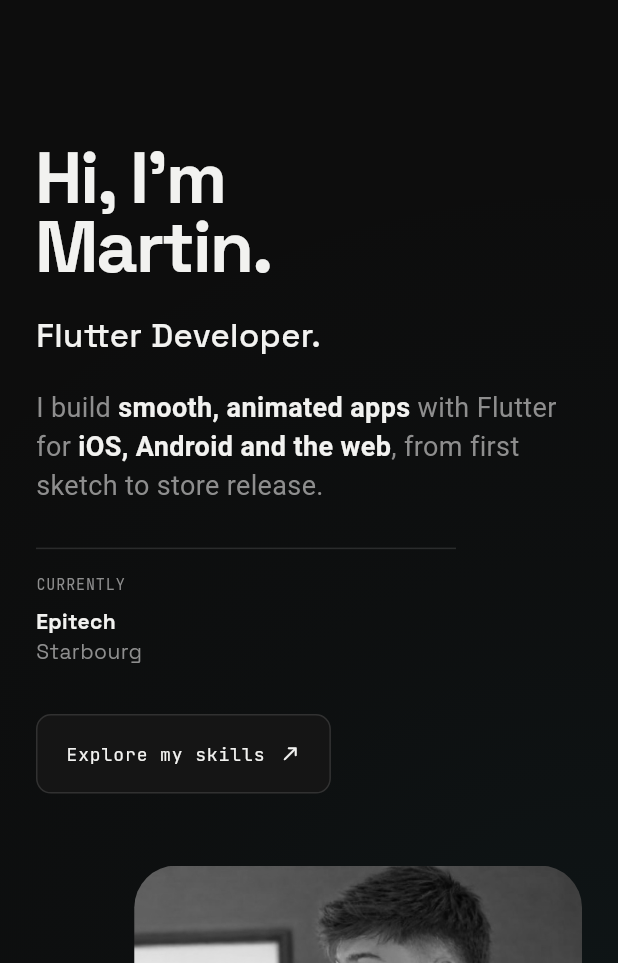
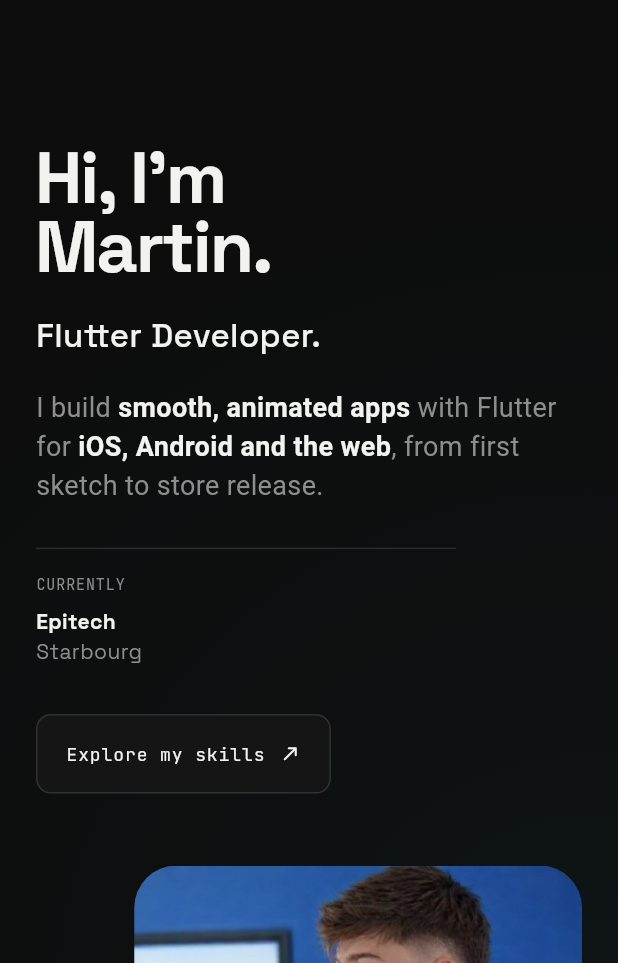
Before and after one commit to MartinVermel/interactive_resume, a Flutter app: the screen it shows after launch, scrolled down 576 dp, on a phone screen of 412 x 824 dp, the part 273-1236 px from its top. Run offline on Flutter 3.47's test engine with Material 3 defaults, Android fonts, the phone set to English and light mode, and no system bars; drawn by our look-alikes of flutter_animate; our stand-ins replace material_ui.

Commit message:
Show both hero pictures in color, wider small crop
Co-Authored-By: Claude Opus 5.5 <noreply@anthropic.com>

```diff
--- a/lib/data/profile.dart
+++ b/lib/data/profile.dart
@@ -20,7 +20,7 @@ class Profile {
   static const currentlyLine2 = 'Starbourg';
 
   /// Drop your pictures in assets/images/ with these names (or change paths).
-  /// They are shown in black & white, in color on hover.
+  /// Shown in full color.
   static const heroImage = 'assets/images/hero_main.jpg'; // big, right
   static const heroSmallImage =
       'assets/images/hero_small.jpg'; // small, bottom-left
--- a/lib/widgets/hero_section.dart
+++ b/lib/widgets/hero_section.dart
@@ -4,7 +4,7 @@ import 'package:material_ui/material_ui.dart';
 import '../data/profile.dart';
 import '../theme.dart';
 
-/// "Hi, I'm Name." on the left, big B&W picture on the right,
+/// "Hi, I'm Name." on the left, big picture on the right,
 /// smaller picture overlapping its bottom-left corner.
 class HeroSection extends StatelessWidget {
   const HeroSection({super.key, this.onCtaPressed});
@@ -192,7 +192,6 @@ class _HeroPictures extends StatelessWidget {
                     path: Profile.heroSmallImage,
                     radius: 14,
                     label: 'hero_small.jpg',
-                    grayscale: false,
                   ),
                 )
                     .animate()
@@ -219,58 +218,24 @@ class _HeroPictures extends StatelessWidget {
   }
 }
 
-/// Picture that is black & white and fades to color on hover
-/// (or always in color when [grayscale] is false).
-class _Picture extends StatefulWidget {
+/// Rounded picture with a placeholder if the asset is missing.
+class _Picture extends StatelessWidget {
   const _Picture({
     required this.path,
     required this.radius,
     required this.label,
-    this.grayscale = true,
   });
 
   final String path;
   final double radius;
   final String label;
 
-  /// When false, the picture always shows in full color.
-  final bool grayscale;
-
-  @override
-  State<_Picture> createState() => _PictureState();
-}
-
-class _PictureState extends State<_Picture> {
-  bool _hover = false;
-
-  static List<double> _saturation(double s) {
-    const r = 0.2126, g = 0.7152, b = 0.0722;
-    final i = 1 - s;
-    return [
-      r * i + s, g * i, b * i, 0, 0, //
-      r * i, g * i + s, b * i, 0, 0, //
-      r * i, g * i, b * i + s, 0, 0, //
-      0, 0, 0, 1, 0,
-    ];
-  }
-
   @override
   Widget build(BuildContext context) {
-    return MouseRegion(
-      onEnter: (_) => setState(() => _hover = true),
-      onExit: (_) => setState(() => _hover = false),
-      child: ClipRRect(
-        borderRadius: BorderRadius.circular(widget.radius),
-        child: TweenAnimationBuilder<double>(
-          tween: Tween(end: (_hover || !widget.grayscale) ? 1 : 0),
-          duration: const Duration(milliseconds: 600),
-          curve: Curves.easeOut,
-          builder: (context, s, child) => ColorFiltered(
-            colorFilter: ColorFilter.matrix(_saturation(s)),
-            child: child,
-          ),
+    return ClipRRect(
+      borderRadius: BorderRadius.circular(radius),
       child: Image.asset(
-            widget.path,
+        path,
         fit: BoxFit.cover,
         width: double.infinity,
         height: double.infinity,
@@ -285,7 +250,7 @@ class _PictureState extends State<_Picture> {
                   size: 32, color: AppColors.faint),
               const SizedBox(height: 8),
               Text(
-                    'assets/images/${widget.label}',
+                'assets/images/$label',
                 textAlign: TextAlign.center,
                 style: monoStyle(size: 10, color: AppColors.faint),
               ),
@@ -293,8 +258,6 @@ class _PictureState extends State<_Picture> {
           ),
         ),
       ),
-        ),
-      ),
     );
   }
 }
```
Also changed, not shown: assets/images/hero_small.jpg, 1 other file. Lines whose indentation alone changed are shown as unchanged.
